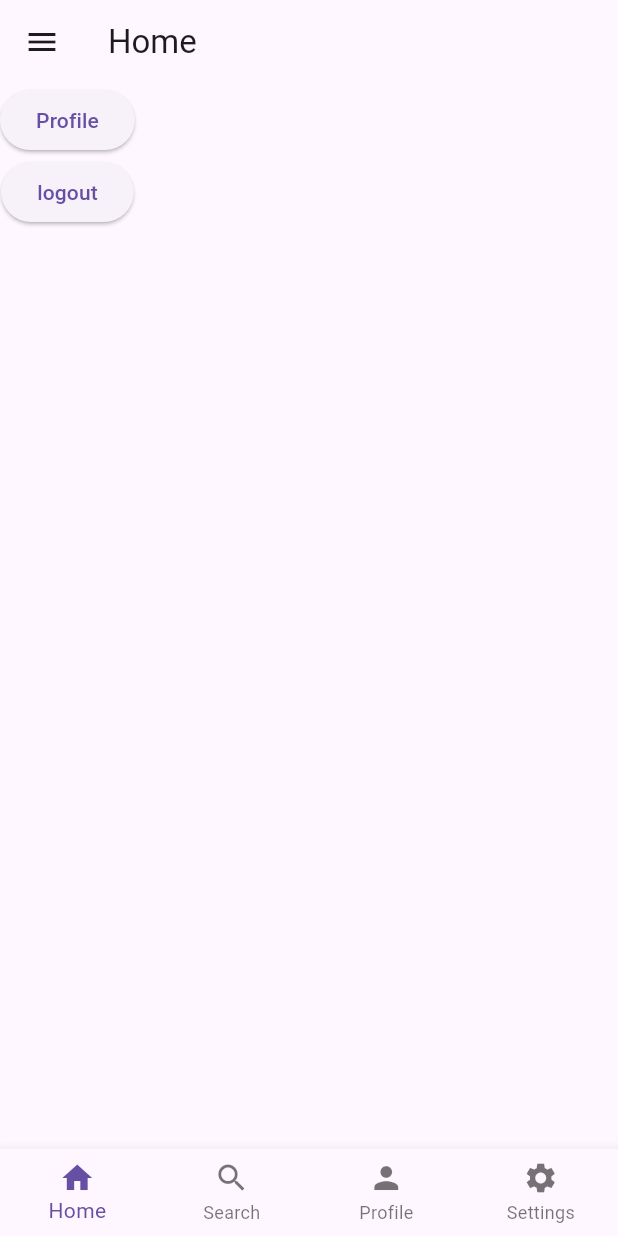
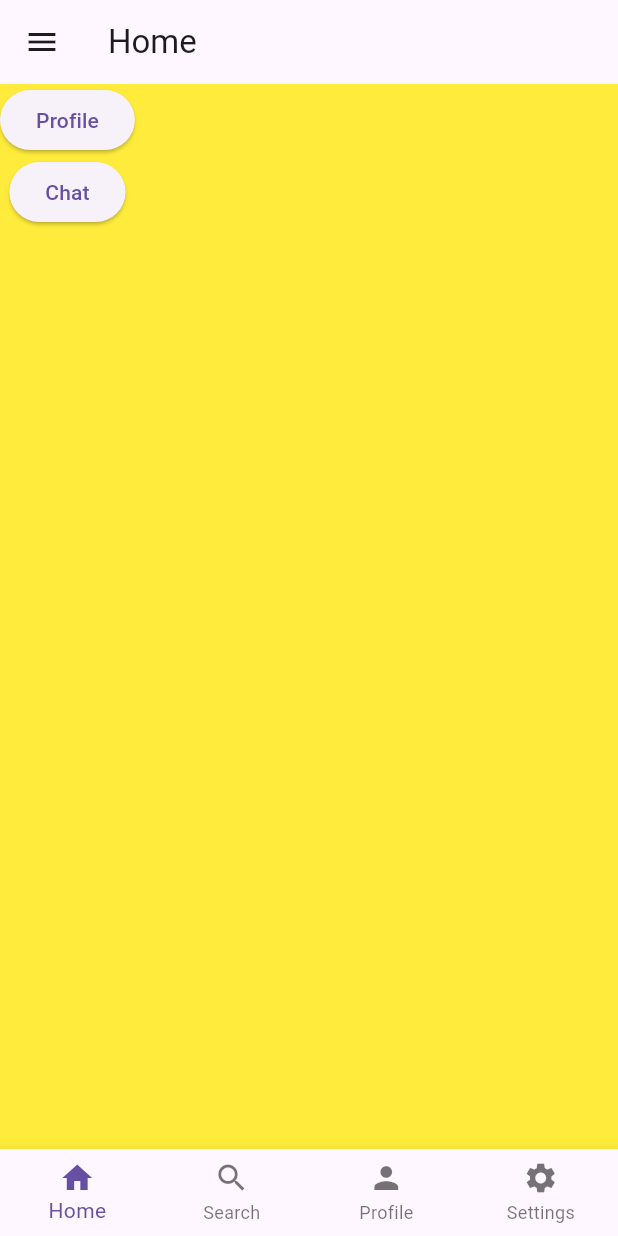
Before and after one commit to hafizusman3344mani/go_router_example, a Flutter app: the screen it shows after launch, on a phone screen of 412 x 824 dp. Run offline on Flutter 3.47's test engine with Material 3 defaults, Android fonts, the phone set to English and light mode, and no system bars; our stand-ins replace go_router.

Commit message:
Add transitions

```diff
--- a/lib/home_page.dart
+++ b/lib/home_page.dart
@@ -7,6 +7,7 @@ class HomePage extends StatelessWidget {
   @override
   Widget build(BuildContext context) {
     return Scaffold(
+      backgroundColor: Colors.yellow,
 
       appBar: AppBar(
         title: Text('Home'),
@@ -64,9 +65,9 @@ class HomePage extends StatelessWidget {
               child: Text('Profile')),
           ElevatedButton(
               onPressed: () {
-                context.go('/login');
+                context.go('/chat');
               },
-              child: Text('logout')),
+              child: Text('Chat')),
         ],
       ),
     );
--- a/lib/main.dart
+++ b/lib/main.dart
@@ -4,11 +4,14 @@ import 'package:go_router_example/chat_page.dart';
 import 'package:go_router_example/dashboard_page.dart';
 import 'package:go_router_example/home_page.dart';
 import 'package:go_router_example/login_page.dart';
+import 'package:go_router_example/page_transition.dart';
 import 'package:go_router_example/profile_page.dart';
 import 'package:go_router_example/register_page.dart';
 import 'package:go_router_example/search_page.dart';
 import 'package:go_router_example/setting_page.dart';
 import 'package:go_router_example/splash_page.dart';
+
+import 'error_page.dart';
 
 void main() {
   runApp(MyApp());
@@ -39,6 +42,13 @@ class MyApp extends StatelessWidget {
           GoRoute(
               path: '/home',
               builder: (context, state) => const HomePage(),
+              pageBuilder: (context, state) =>
+                  RouterTransitionFactory.getTransitionPage(
+                    context: context,
+                    state: state,
+                    child: const HomePage(),
+                    type: 'scale', // fade|rotation|scale|size
+                  ),
               routes: [
                 GoRoute(
                   path: '/profile',
@@ -59,14 +69,35 @@ class MyApp extends StatelessWidget {
           GoRoute(
             path: '/search',
             builder: (context, state) => const SearchPage(),
+            pageBuilder: (context, state) =>
+                RouterTransitionFactory.getTransitionPage(
+              context: context,
+              state: state,
+              child: const SearchPage(),
+              type: 'scale', // fade|rotation|scale|size
+            ),
           ),
           GoRoute(
             path: '/profile',
             builder: (context, state) => const ProfilePage(),
+            pageBuilder: (context, state) =>
+                RouterTransitionFactory.getTransitionPage(
+              context: context,
+              state: state,
+              child: const ProfilePage(),
+              type: 'scale', // fade|rotation|scale|size
+            ),
           ),
           GoRoute(
             path: '/settings',
             builder: (context, state) => const SettingPage(),
+            pageBuilder: (context, state) =>
+                RouterTransitionFactory.getTransitionPage(
+              context: context,
+              state: state,
+              child: const SettingPage(),
+              type: 'scale', // fade|rotation|scale|size
+            ),
           ),
         ],
       ),
--- /dev/null
+++ b/lib/page_transition.dart
@@ -0,0 +1,28 @@
+import 'package:flutter/material.dart';
+import 'package:go_router/go_router.dart';
+
+class RouterTransitionFactory {
+  static CustomTransitionPage getTransitionPage(
+      {required BuildContext context,
+        required GoRouterState state,
+        required Widget child,
+        required String type}) {
+    return CustomTransitionPage(
+        key: state.pageKey,
+        child: child,
+        transitionsBuilder: (context, animation, secondaryAnimation, child) {
+          switch (type) {
+            case 'fade':
+              return FadeTransition(opacity: animation, child: child);
+            case 'rotation':
+              return RotationTransition(turns: animation, child: child);
+            case 'size':
+              return SizeTransition(sizeFactor: animation, child: child);
+            case 'scale':
+              return ScaleTransition(scale: animation, child: child);
+            default:
+              return FadeTransition(opacity: animation, child: child);
+          }
+        });
+  }
+}
--- a/lib/profile_page.dart
+++ b/lib/profile_page.dart
@@ -6,6 +6,7 @@ class ProfilePage extends StatelessWidget {
   @override
   Widget build(BuildContext context) {
     return Scaffold(
+      backgroundColor: Colors.red,
       appBar: AppBar(
         title: Text('Profile'),
       ),
--- a/lib/search_page.dart
+++ b/lib/search_page.dart
@@ -6,6 +6,8 @@ class SearchPage extends StatelessWidget {
   @override
   Widget build(BuildContext context) {
     return Scaffold(
+      backgroundColor: Colors.cyan,
+
       appBar: AppBar(
         title: Text('Search'),
       ),
--- a/lib/setting_page.dart
+++ b/lib/setting_page.dart
@@ -6,6 +6,8 @@ class SettingPage extends StatelessWidget {
   @override
   Widget build(BuildContext context) {
     return Scaffold(
+      backgroundColor: Colors.green,
+
       appBar: AppBar(
         title: Text('Setting'),
       ),
```
Also changed, not shown: lib/dashboard_page.dart (+6 -1 lines), lib/error_page.dart (added, +43 -0 lines), lib/go_router_observer.dart (added), 1 other file.
